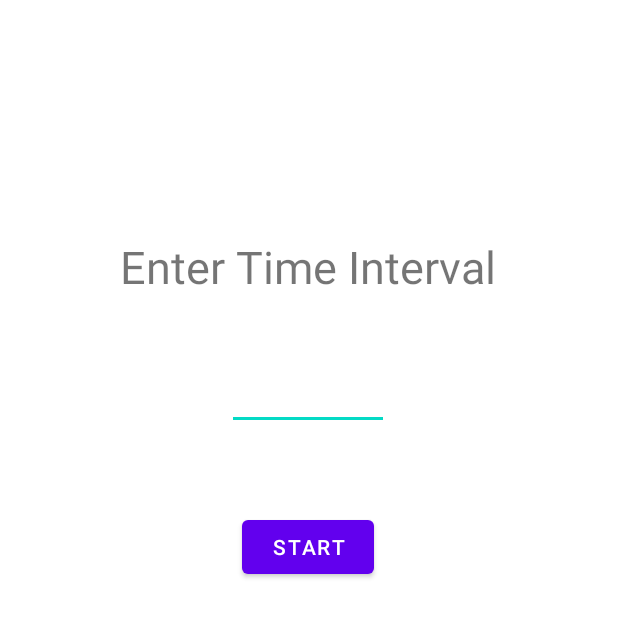
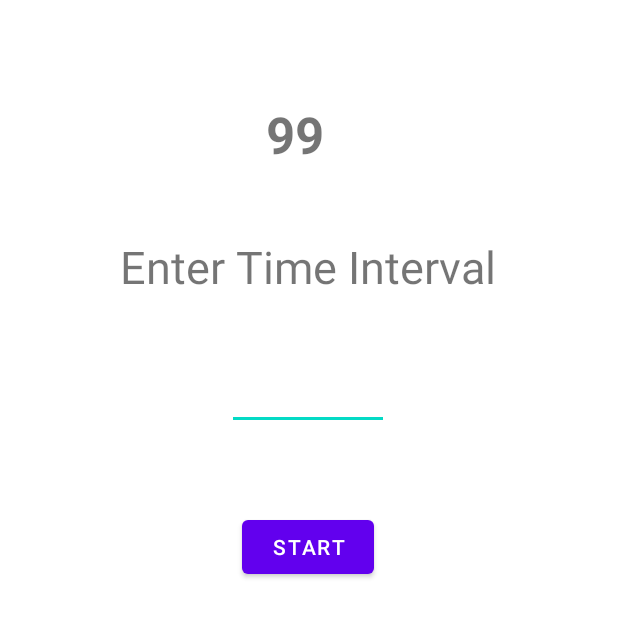
Before and after one commit to yuvaramd/bike_data, an Android app: the screen it shows after launch (MainActivity), after a tap on "STOP AND SAVE", on a phone screen of 412 x 824 dp, the part 299-937 px from its top. Run offline under Robolectric (Android 15) with nearby library versions, the phone set to English and light mode, and no system bars; 2 statements that could not run were skipped.

Commit message:
added debug

```diff
--- a/app/src/main/java/com/example/bike_data/MainActivity.java
+++ b/app/src/main/java/com/example/bike_data/MainActivity.java
@@ -159,13 +159,19 @@ public class MainActivity extends AppCompatActivity {
 //            Acc[Acc.length - 1] = Acc_curr;
 ////            System.out.println(Arrays.toString(Acc));
 
-            double MaxAmplitude_double = mediaRecorder.getMaxAmplitude();
-            System.out.println("amp "+  MaxAmplitude_double );
-            MaxAmplitude = Double.toString(MaxAmplitude_double);
+
 //
             Sound = Arrays.copyOf(Sound, Sound.length + 1);
             Sound[Sound.length - 1] = MaxAmplitude;
             System.out.println(MaxAmplitude);
+
+//            setContentView(R.layout.);
+            TextView textView = (TextView) findViewById(R.id.go);
+            textView.setText(MaxAmplitude);
+
+            double MaxAmplitude_double = mediaRecorder.getMaxAmplitude();
+            System.out.println("amp "+  MaxAmplitude_double );
+            MaxAmplitude = Double.toString(MaxAmplitude_double);
 
 //
 //            Gyro = Arrays.copyOf(Gyro, Gyro.length + 1);
@@ -206,6 +212,9 @@ public class MainActivity extends AppCompatActivity {
 //    }
 
 
+//    setContentView(R.layout.);
+//    TextView textView = (TextView) findViewById(R.id.go);
+//    textView.setText("text you want to display");
 
     private SensorEventListener sensorEventListnerG = new SensorEventListener() {
         @Override
@@ -403,6 +412,7 @@ public class MainActivity extends AppCompatActivity {
 
 
 
+
 //                mediaPlayer.start();
 
                 ScheduledExecutorService executor = Executors.newScheduledThreadPool(1);
@@ -496,6 +506,8 @@ public class MainActivity extends AppCompatActivity {
         String timeStamp = new SimpleDateFormat("yyyy.MM.dd.HH.mm.ss").format(new java.util.Date());
         intent.putExtra(Intent.EXTRA_TITLE,timeStamp+".txt");
         startActivityForResult(intent,1);
+        TextView textView = (TextView) findViewById(R.id.go);
+        textView.setText("99");
     }
 
     @Override
--- a/app/src/main/res/layout/activity_main.xml
+++ b/app/src/main/res/layout/activity_main.xml
@@ -71,4 +71,18 @@
         app:layout_constraintTop_toTopOf="parent"
         app:layout_constraintVertical_bias="0.413" />
 
+    <TextView
+        android:id="@+id/go"
+        android:layout_width="95dp"
+        android:layout_height="55dp"
+        android:text="99"
+        android:textSize="34sp"
+        android:textStyle="bold"
+        app:layout_constraintBottom_toBottomOf="parent"
+        app:layout_constraintEnd_toEndOf="parent"
+        app:layout_constraintHorizontal_bias="0.56"
+        app:layout_constraintStart_toStartOf="parent"
+        app:layout_constraintTop_toTopOf="parent"
+        app:layout_constraintVertical_bias="0.295" />
+
 </androidx.constraintlayout.widget.ConstraintLayout>
```
